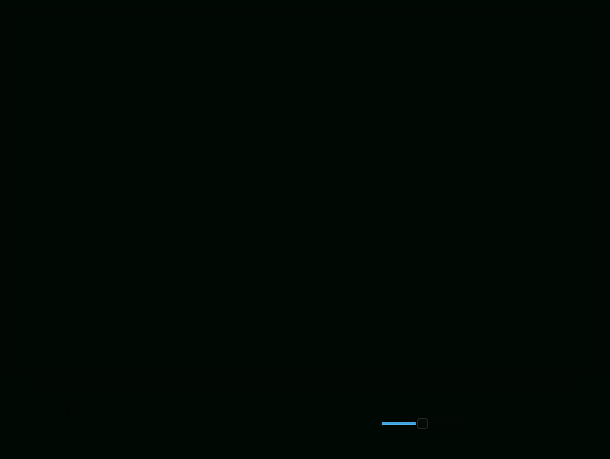
This is LinPlayer/linplayer.ui in simon0xia/LinPlayer as Qt 5 draws it before an edit. The edited form follows.
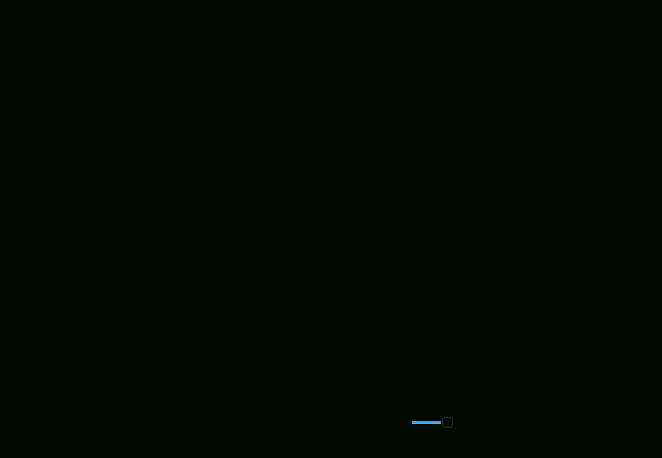
This is the edited form. Icons and pictures are not drawn.

Commit message: 记忆上次播放文件的路径；动态切换play、sound等按钮状态；

What changed in the file:
```diff
--- a/LinPlayer/linplayer.ui
+++ b/LinPlayer/linplayer.ui
@@ -9,8 +9,8 @@
    <rect>
     <x>0</x>
     <y>0</y>
-    <width>610</width>
-    <height>459</height>
+    <width>658</width>
+    <height>458</height>
    </rect>
   </property>
   <property name="windowTitle">
@@ -26,7 +26,14 @@
   <widget class="QWidget" name="centralWidget">
    <layout class="QGridLayout" name="gridLayout_2">
     <item row="0" column="0">
-     <widget class="QGraphicsView" name="graphicsView"/>
+     <widget class="QGraphicsView" name="graphicsView">
+      <property name="minimumSize">
+       <size>
+        <width>640</width>
+        <height>360</height>
+       </size>
+      </property>
+     </widget>
     </item>
     <item row="1" column="0">
      <layout class="QHBoxLayout" name="ProgressLayout">
@@ -421,6 +428,18 @@
       </item>
       <item>
        <widget class="QSlider" name="slider_vol">
+        <property name="minimumSize">
+         <size>
+          <width>75</width>
+          <height>12</height>
+         </size>
+        </property>
+        <property name="maximumSize">
+         <size>
+          <width>75</width>
+          <height>12</height>
+         </size>
+        </property>
         <property name="maximum">
          <number>100</number>
         </property>
```
Left out of the diff: 4 changed lines with no effect on the pictures. The commit also changes 3 other files.
